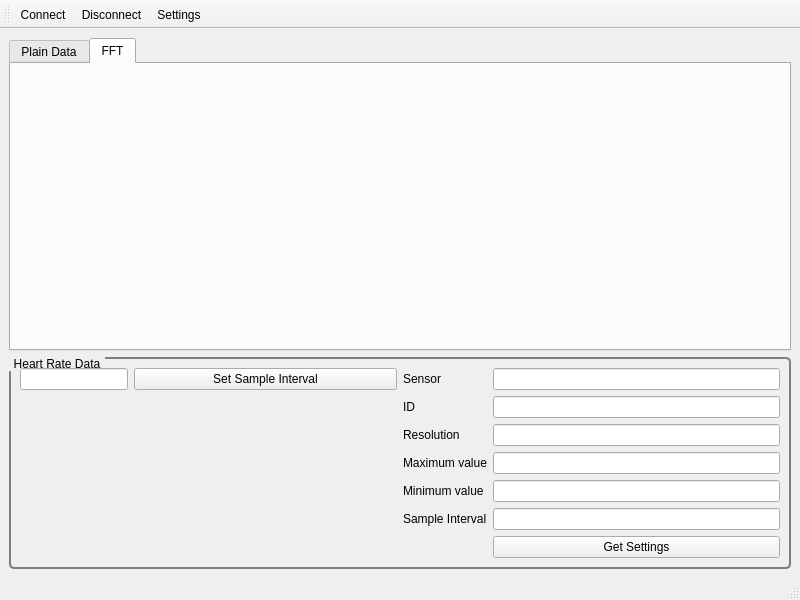
Old version of the form ui/MainWindow.ui in the repository UbiquitousComputingSS14/HeartRateMonitor.
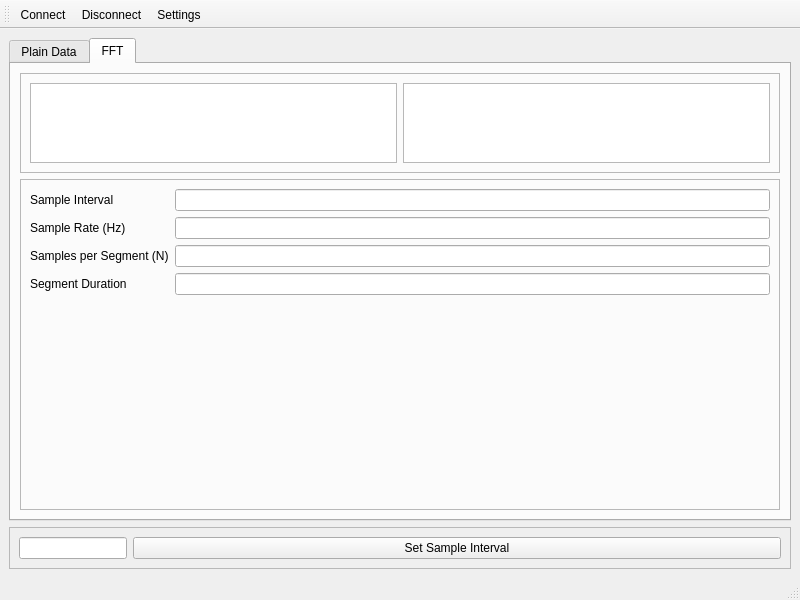
New version of the form. Icons and pictures are not drawn.

Patch:
```diff
--- a/ui/MainWindow.ui
+++ b/ui/MainWindow.ui
@@ -28,77 +28,15 @@
         <item>
          <layout class="QHBoxLayout" name="graphLayout"/>
         </item>
-       </layout>
-      </widget>
-      <widget class="QWidget" name="tab_2">
-       <attribute name="title">
-        <string>FFT</string>
-       </attribute>
-       <layout class="QVBoxLayout" name="verticalLayout_3">
         <item>
-         <layout class="QHBoxLayout" name="frequencyGraphLayout"/>
-        </item>
-       </layout>
-      </widget>
-     </widget>
-    </item>
-    <item>
-     <widget class="QGroupBox" name="box">
-      <property name="styleSheet">
-       <string notr="true">QGroupBox {
-     border: 2px solid gray;
-     border-radius: 5px;
-     margin-top: 1ex;
-}
-
-QGroupBox::title {
-     subcontrol-origin: margin;
-     subcontrol-position: top left;
-     padding: 0 3px;
- }</string>
-      </property>
-      <property name="title">
-       <string>Heart Rate Data</string>
-      </property>
-      <layout class="QHBoxLayout" name="horizontalLayout">
-       <item>
-        <layout class="QFormLayout" name="formLayout">
-         <property name="sizeConstraint">
-          <enum>QLayout::SetDefaultConstraint</enum>
-         </property>
-         <item row="1" column="0">
-          <widget class="QLineEdit" name="setSampleIntervalEdit">
-           <property name="layoutDirection">
-            <enum>Qt::LeftToRight</enum>
-           </property>
-           <property name="autoFillBackground">
-            <bool>false</bool>
-           </property>
-           <property name="frame">
-            <bool>true</bool>
-           </property>
-           <property name="alignment">
-            <set>Qt::AlignRight|Qt::AlignTrailing|Qt::AlignVCenter</set>
-           </property>
-           <property name="readOnly">
-            <bool>false</bool>
-           </property>
-          </widget>
-         </item>
-         <item row="1" column="1">
-          <widget class="QPushButton" name="setSampleIntervalBtn">
-           <property name="text">
-            <string>Set Sample Interval</string>
-           </property>
-          </widget>
-         </item>
-        </layout>
-       </item>
-       <item>
+         <widget class="QFrame" name="frame">
+          <property name="frameShape">
+           <enum>QFrame::StyledPanel</enum>
+          </property>
+          <property name="frameShadow">
+           <enum>QFrame::Raised</enum>
+          </property>
         <layout class="QFormLayout" name="formLayout_2">
-         <property name="fieldGrowthPolicy">
-          <enum>QFormLayout::AllNonFixedFieldsGrow</enum>
-         </property>
          <item row="0" column="0">
           <widget class="QLabel" name="label">
            <property name="text">
@@ -221,30 +159,150 @@
            </property>
           </widget>
          </item>
-         <item row="5" column="1">
-          <widget class="QLineEdit" name="sampleIntervalEdit">
+          </layout>
+         </widget>
+        </item>
+       </layout>
+      </widget>
+      <widget class="QWidget" name="tab_2">
+       <attribute name="title">
+        <string>FFT</string>
+       </attribute>
+       <layout class="QVBoxLayout" name="verticalLayout_3">
+        <item>
+         <layout class="QHBoxLayout" name="frequencyGraphLayout"/>
+        </item>
+        <item>
+         <widget class="QFrame" name="frame_2">
+          <property name="sizePolicy">
+           <sizepolicy hsizetype="Preferred" vsizetype="Maximum">
+            <horstretch>0</horstretch>
+            <verstretch>0</verstretch>
+           </sizepolicy>
+          </property>
+          <property name="frameShape">
+           <enum>QFrame::StyledPanel</enum>
+          </property>
+          <property name="frameShadow">
+           <enum>QFrame::Raised</enum>
+          </property>
+          <layout class="QHBoxLayout" name="horizontalLayout">
+           <item>
+            <widget class="QTextEdit" name="timeDataEdit">
+             <property name="maximumSize">
+              <size>
+               <width>16777215</width>
+               <height>80</height>
+              </size>
+             </property>
+            </widget>
+           </item>
+           <item>
+            <widget class="QTextEdit" name="frequencyDataEdit">
+             <property name="maximumSize">
+              <size>
+               <width>16777215</width>
+               <height>80</height>
+              </size>
+             </property>
+            </widget>
+           </item>
+          </layout>
+         </widget>
+        </item>
+        <item>
+         <widget class="QFrame" name="frame_3">
+          <property name="frameShape">
+           <enum>QFrame::StyledPanel</enum>
+          </property>
+          <property name="frameShadow">
+           <enum>QFrame::Raised</enum>
+          </property>
+          <layout class="QFormLayout" name="formLayout">
+           <property name="fieldGrowthPolicy">
+            <enum>QFormLayout::AllNonFixedFieldsGrow</enum>
+           </property>
+           <item row="1" column="1">
+            <widget class="QLineEdit" name="lineEdit"/>
+           </item>
+           <item row="2" column="1">
+            <widget class="QLineEdit" name="lineEdit_2"/>
+           </item>
+           <item row="3" column="1">
+            <widget class="QLineEdit" name="lineEdit_3"/>
+           </item>
+           <item row="1" column="0">
+            <widget class="QLabel" name="label_6">
+             <property name="text">
+              <string>Sample Interval</string>
+             </property>
+            </widget>
+           </item>
+           <item row="2" column="0">
+            <widget class="QLabel" name="label_8">
+             <property name="text">
+              <string>Sample Rate (Hz)</string>
+             </property>
+            </widget>
+           </item>
+           <item row="3" column="0">
+            <widget class="QLabel" name="label_9">
+             <property name="text">
+              <string>Samples per Segment (N)</string>
+             </property>
+            </widget>
+           </item>
+           <item row="4" column="1">
+            <widget class="QLineEdit" name="lineEdit_4"/>
+           </item>
+           <item row="4" column="0">
+            <widget class="QLabel" name="label_10">
+             <property name="text">
+              <string>Segment Duration</string>
+             </property>
+            </widget>
+           </item>
+          </layout>
+         </widget>
+        </item>
+       </layout>
+      </widget>
+     </widget>
+    </item>
+    <item>
+     <widget class="QFrame" name="frame_4">
+      <property name="frameShape">
+       <enum>QFrame::StyledPanel</enum>
+      </property>
+      <property name="frameShadow">
+       <enum>QFrame::Raised</enum>
+      </property>
+      <layout class="QFormLayout" name="formLayout_3">
+       <item row="0" column="0">
+        <widget class="QLineEdit" name="setSampleIntervalEdit">
            <property name="layoutDirection">
             <enum>Qt::LeftToRight</enum>
            </property>
            <property name="autoFillBackground">
             <bool>false</bool>
            </property>
+         <property name="frame">
+          <bool>true</bool>
+         </property>
            <property name="alignment">
             <set>Qt::AlignRight|Qt::AlignTrailing|Qt::AlignVCenter</set>
            </property>
            <property name="readOnly">
-            <bool>true</bool>
+          <bool>false</bool>
            </property>
           </widget>
          </item>
-         <item row="5" column="0">
-          <widget class="QLabel" name="label_7">
+       <item row="0" column="1">
+        <widget class="QPushButton" name="setSampleIntervalBtn">
            <property name="text">
-            <string>Sample Interval</string>
-           </property>
-          </widget>
-         </item>
-        </layout>
+          <string>Set Sample Interval</string>
+         </property>
+        </widget>
        </item>
       </layout>
      </widget>
```
Left out of the diff: 23 changed lines with no effect on the pictures. Lines whose indentation alone changed are shown as unchanged.
